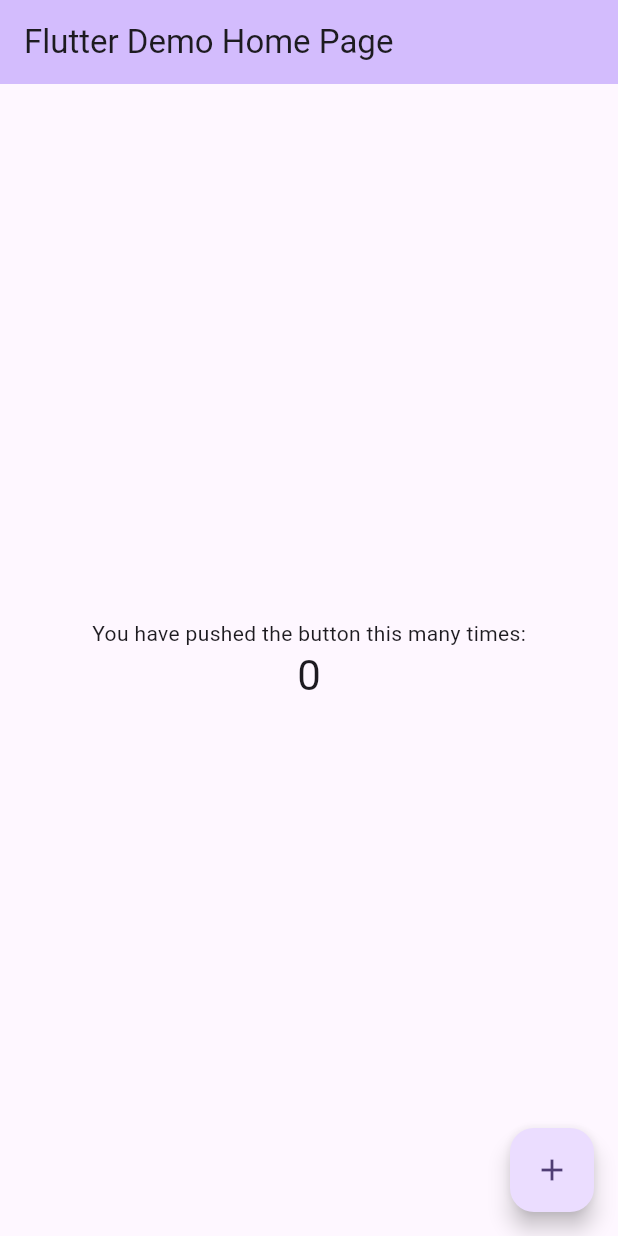
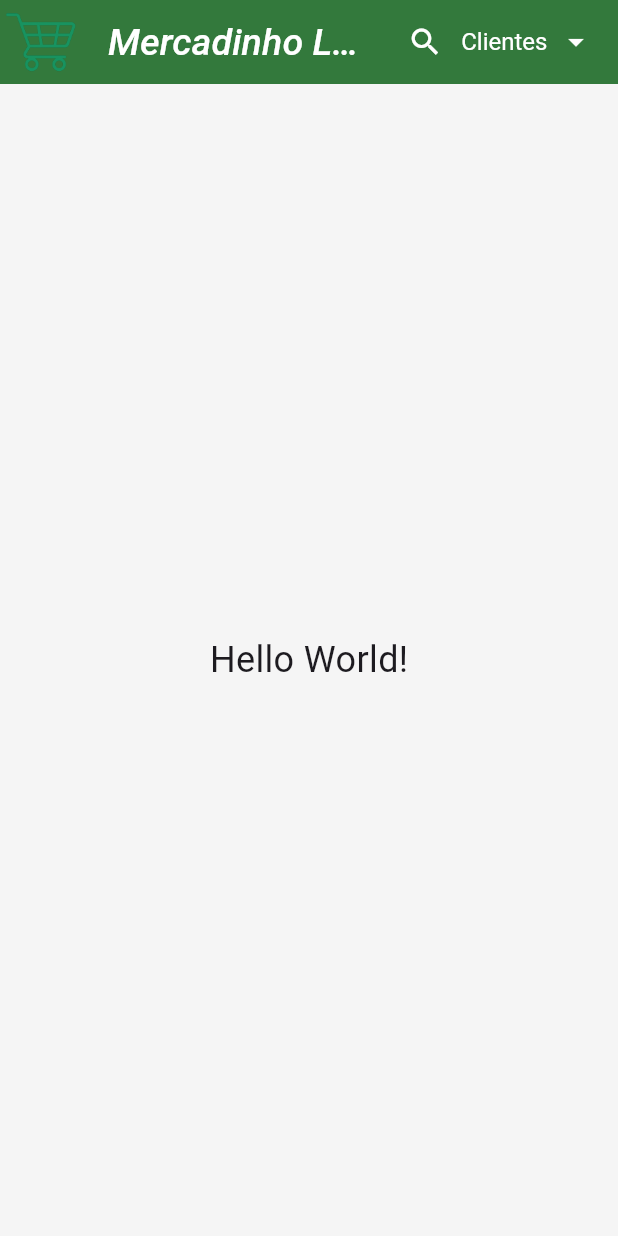
Before and after one commit to Jeffersson17/sistema_controle_dividas_frontend, a Flutter app: the screen it shows after launch, on a phone screen of 412 x 824 dp. Run offline on Flutter 3.47's test engine with Material 3 defaults, Android fonts, the phone set to English and light mode, and no system bars.

Commit message:
App Bar (#1)
* appbar

* customers history page

* register logo.png on pubspec.yaml

```diff
--- a/lib/main.dart
+++ b/lib/main.dart
@@ -1,4 +1,5 @@
 import 'package:flutter/material.dart';
+import 'historical_page.dart';
 
 void main() {
   runApp(const MyApp());
@@ -7,116 +8,141 @@ void main() {
 class MyApp extends StatelessWidget {
   const MyApp({super.key});
 
-  // This widget is the root of your application.
   @override
   Widget build(BuildContext context) {
     return MaterialApp(
-      title: 'Flutter Demo',
+      debugShowCheckedModeBanner: false,
+      title: 'Mercadinho LEONE',
       theme: ThemeData(
-        // This is the theme of your application.
-        //
-        // TRY THIS: Try running your application with "flutter run". You'll see
-        // the application has a purple toolbar. Then, without quitting the app,
-        // try changing the seedColor in the colorScheme below to Colors.green
-        // and then invoke "hot reload" (save your changes or press the "hot
-        // reload" button in a Flutter-supported IDE, or press "r" if you used
-        // the command line to start the app).
-        //
-        // Notice that the counter didn't reset back to zero; the application
-        // state is not lost during the reload. To reset the state, use hot
-        // restart instead.
-        //
-        // This works for code too, not just values: Most code changes can be
-        // tested with just a hot reload.
-        colorScheme: ColorScheme.fromSeed(seedColor: Colors.deepPurple),
+        primarySwatch: Colors.green,
+        scaffoldBackgroundColor: Colors.grey[100],
+        appBarTheme: AppBarTheme(
+          backgroundColor: Colors.green[800],
+          elevation: 4,
+          titleTextStyle: const TextStyle(
+            color: Colors.white,
+            fontSize: 25,
+            fontWeight: FontWeight.w500,
+            fontStyle: FontStyle.italic
+          ),
+        ),
+        textTheme: const TextTheme(
+          bodyLarge: TextStyle(fontSize: 18),
+          titleLarge: TextStyle(fontWeight: FontWeight.bold),
+        ),
       ),
-      home: const MyHomePage(title: 'Flutter Demo Home Page'),
+      home: const HomePage(),
     );
   }
 }
 
-class MyHomePage extends StatefulWidget {
-  const MyHomePage({super.key, required this.title});
-
-  // This widget is the home page of your application. It is stateful, meaning
-  // that it has a State object (defined below) that contains fields that affect
-  // how it looks.
-
-  // This class is the configuration for the state. It holds the values (in this
-  // case the title) provided by the parent (in this case the App widget) and
-  // used by the build method of the State. Fields in a Widget subclass are
-  // always marked "final".
-
-  final String title;
+class HomePage extends StatefulWidget {
+  const HomePage({super.key});
 
   @override
-  State<MyHomePage> createState() => _MyHomePageState();
+  State<HomePage> createState() => _HomePageState();
 }
 
-class _MyHomePageState extends State<MyHomePage> {
-  int _counter = 0;
+class _HomePageState extends State<HomePage> {
+  String _selectedOption = 'Clientes';
+  bool _isSearching = false;
+  final TextEditingController _searchController = TextEditingController();
 
-  void _incrementCounter() {
-    setState(() {
-      // This call to setState tells the Flutter framework that something has
-      // changed in this State, which causes it to rerun the build method below
-      // so that the display can reflect the updated values. If we changed
-      // _counter without calling setState(), then the build method would not be
-      // called again, and so nothing would appear to happen.
-      _counter++;
-    });
+  Widget _buildAppBarTitle() {
+    if (_isSearching) {
+      return TextField(
+        controller: _searchController,
+        autofocus: true,
+        style: const TextStyle(color: Colors.white),
+        decoration: const InputDecoration(
+          hintText: 'Pesquisar...',
+          hintStyle: TextStyle(color: Colors.white),
+          border: InputBorder.none,
+        ),
+        onSubmitted: (value) {
+          ScaffoldMessenger.of(context).showSnackBar(
+            SnackBar(content: Text('Pesquisando por: $value')),
+          );
+        },
+      );
+    } else {
+      return const Text('Mercadinho LEONE');
+    }
+  }
+
+  List<Widget> _buildAppBarActions() {
+    if (_isSearching) {
+      return [
+        IconButton(
+          icon: const Icon(Icons.close),
+          color: Colors.white,
+          onPressed: () {
+            setState(() {
+              _isSearching = false;
+              _searchController.clear();
+            });
+          },
+        ),
+      ];
+    } else {
+      return [
+        IconButton(
+          icon: const Icon(Icons.search, color: Colors.white,),
+          onPressed: () {
+            setState(() {
+              _isSearching = true;
+            });
+          },
+        ),
+        DropdownButtonHideUnderline(
+          child: DropdownButton<String>(
+            dropdownColor: Colors.green[700],
+            value: _selectedOption,
+            icon: const Icon(Icons.arrow_drop_down, color: Colors.white),
+            style: const TextStyle(color: Colors.white, fontSize: 16),
+            onChanged: (String? newValue) async {
+              setState(() {
+                _selectedOption = newValue!;
+              });
+              if (newValue == 'Histórico') {
+                await Navigator.push(
+                  context,
+                  MaterialPageRoute(
+                    builder: (context) => const HistoricalPage(),
+                  ),
+                );
+                setState(() {
+                  _selectedOption = 'Clientes';
+                });
+              }
+            },
+            items: ['Clientes', 'Histórico'].map((value) {
+              return DropdownMenuItem<String>(
+                value: value,
+                child: Text(value),
+              );
+            }).toList(),
+          ),
+        ),
+        const SizedBox(width: 16),
+      ];
+    }
   }
 
   @override
   Widget build(BuildContext context) {
-    // This method is rerun every time setState is called, for instance as done
-    // by the _incrementCounter method above.
-    //
-    // The Flutter framework has been optimized to make rerunning build methods
-    // fast, so that you can just rebuild anything that needs updating rather
-    // than having to individually change instances of widgets.
     return Scaffold(
       appBar: AppBar(
-        // TRY THIS: Try changing the color here to a specific color (to
-        // Colors.amber, perhaps?) and trigger a hot reload to see the AppBar
-        // change color while the other colors stay the same.
-        backgroundColor: Theme.of(context).colorScheme.inversePrimary,
-        // Here we take the value from the MyHomePage object that was created by
-        // the App.build method, and use it to set our appbar title.
-        title: Text(widget.title),
+        leading: Image.asset("assets/logo.png"),
+        title: _buildAppBarTitle(),
+        actions: _buildAppBarActions(),
       ),
-      body: Center(
-        // Center is a layout widget. It takes a single child and positions it
-        // in the middle of the parent.
-        child: Column(
-          // Column is also a layout widget. It takes a list of children and
-          // arranges them vertically. By default, it sizes itself to fit its
-          // children horizontally, and tries to be as tall as its parent.
-          //
-          // Column has various properties to control how it sizes itself and
-          // how it positions its children. Here we use mainAxisAlignment to
-          // center the children vertically; the main axis here is the vertical
-          // axis because Columns are vertical (the cross axis would be
-          // horizontal).
-          //
-          // TRY THIS: Invoke "debug painting" (choose the "Toggle Debug Paint"
-          // action in the IDE, or press "p" in the console), to see the
-          // wireframe for each widget.
-          mainAxisAlignment: MainAxisAlignment.center,
-          children: <Widget>[
-            const Text('You have pushed the button this many times:'),
-            Text(
-              '$_counter',
-              style: Theme.of(context).textTheme.headlineMedium,
-            ),
-          ],
+      body: const Center(
+        child: Text(
+          'Hello World!',
+          style: TextStyle(fontSize: 24),
         ),
       ),
-      floatingActionButton: FloatingActionButton(
-        onPressed: _incrementCounter,
-        tooltip: 'Increment',
-        child: const Icon(Icons.add),
-      ), // This trailing comma makes auto-formatting nicer for build methods.
     );
   }
 }
--- a/pubspec.yaml
+++ b/pubspec.yaml
@@ -58,9 +58,8 @@ flutter:
   uses-material-design: true
 
   # To add assets to your application, add an assets section, like this:
-  # assets:
-  #   - images/a_dot_burr.jpeg
-  #   - images/a_dot_ham.jpeg
+  assets:
+    - assets/logo.png
 
   # An image asset can refer to one or more resolution-specific "variants", see
   # https://flutter.dev/to/resolution-aware-images
```
Also changed, not shown: lib/historical_page.dart (added, +30 -0 lines), assets/logo.png (added).
